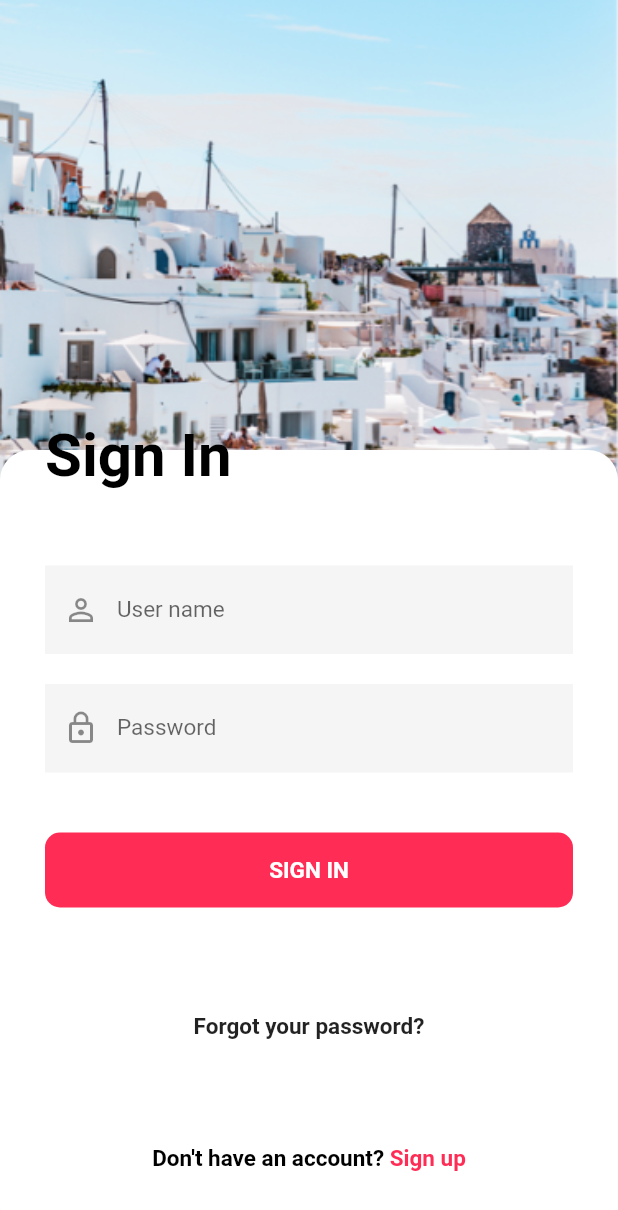
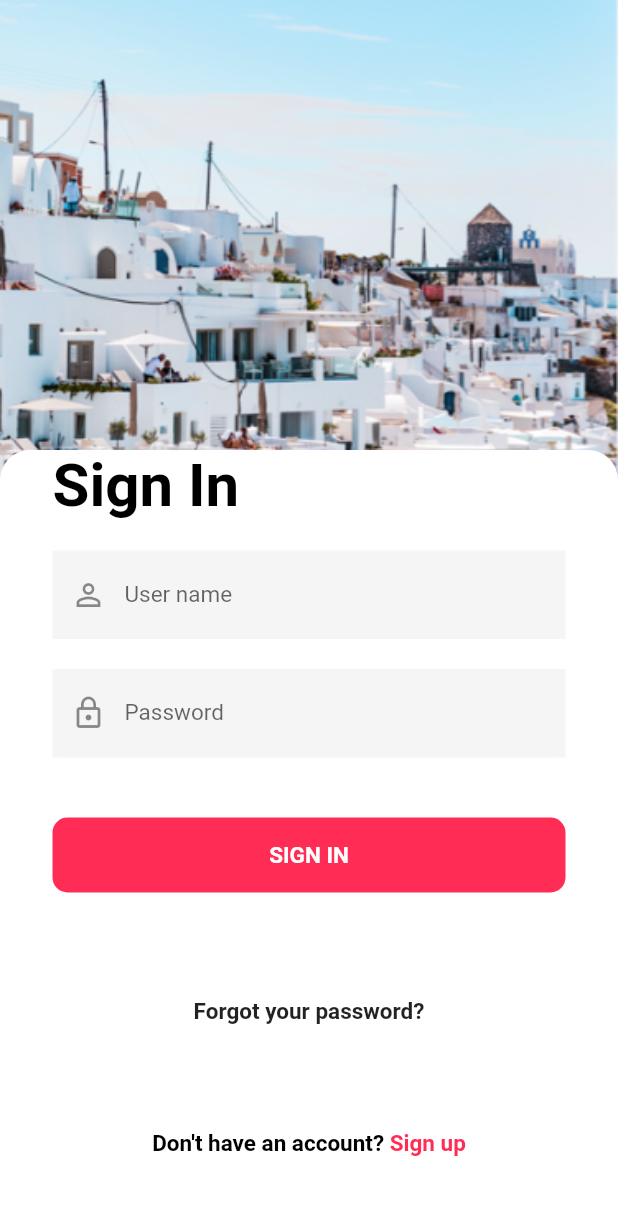
Before and after one commit to sinkyoungdeok/soorisulsul, a Flutter app: the screen it shows after launch, on a phone screen of 412 x 824 dp. Shown: the top 1210 px of the screen. Run offline on Flutter 3.47's test engine with Material 2 defaults, Android fonts, the phone set to English and light mode, and no system bars; Roboto replaces fonts that are missing (Tomorrow); project files that could hold a hidden picture were left out.

Commit message:
[FIX] (signin) ui

```diff
--- a/lib/screen/signIn.dart
+++ b/lib/screen/signIn.dart
@@ -42,7 +42,7 @@ class SignIn extends StatelessWidget {
         color: Colors.white,
       ),
       child: Padding(
-          padding: EdgeInsets.all(30),
+          padding: EdgeInsets.fromLTRB(35, 0, 35, 35),
           child: Form(
             key: formKey,
             child: ListView(
@@ -62,7 +62,6 @@ class SignIn extends StatelessWidget {
 
   Widget signInTextField() {
     return Container(
-      transform: Matrix4.translationValues(0.0, -50.0, 0.0),
       child: RichText(
         text: TextSpan(
             text: "Sign In",
@@ -79,7 +78,7 @@ class SignIn extends StatelessWidget {
 
   Widget emailTextField() {
     return Padding(
-      padding: EdgeInsets.fromLTRB(0, 0, 0, 20),
+      padding: EdgeInsets.fromLTRB(0, 20, 0, 20),
       child: Container(
         color: Color(0xfff5f5f5),
         child: TextFormField(
```
